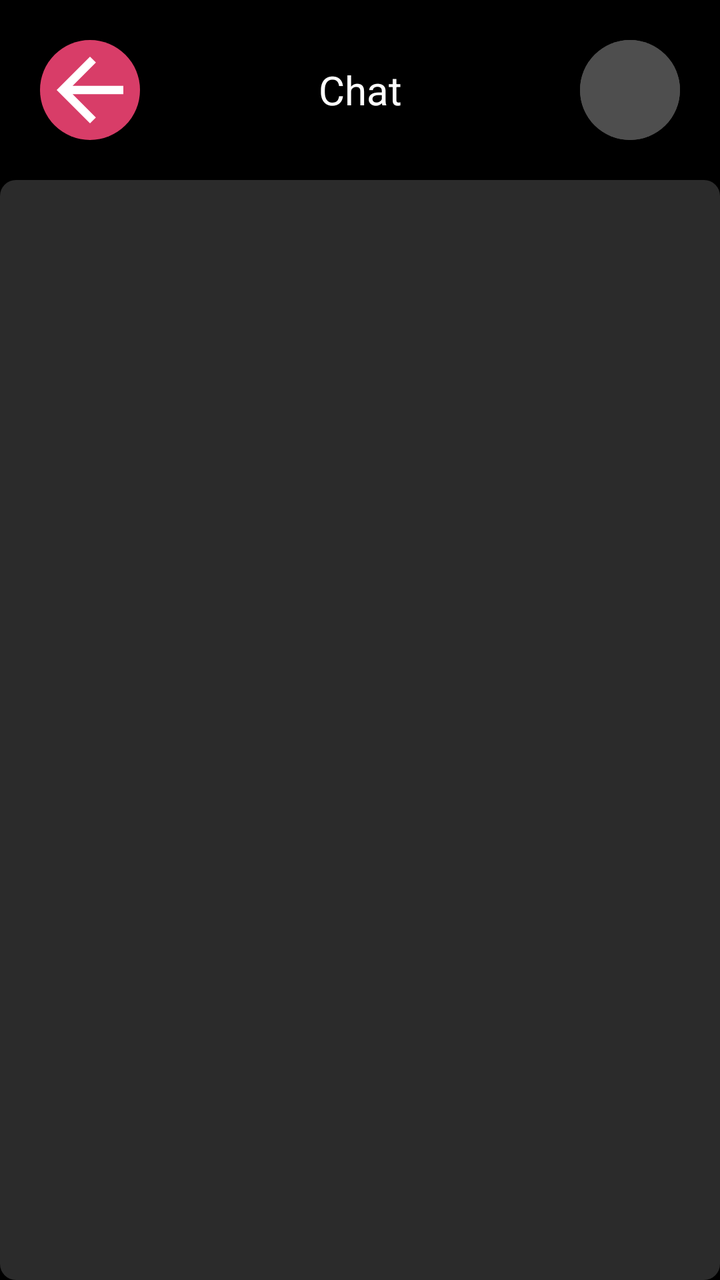
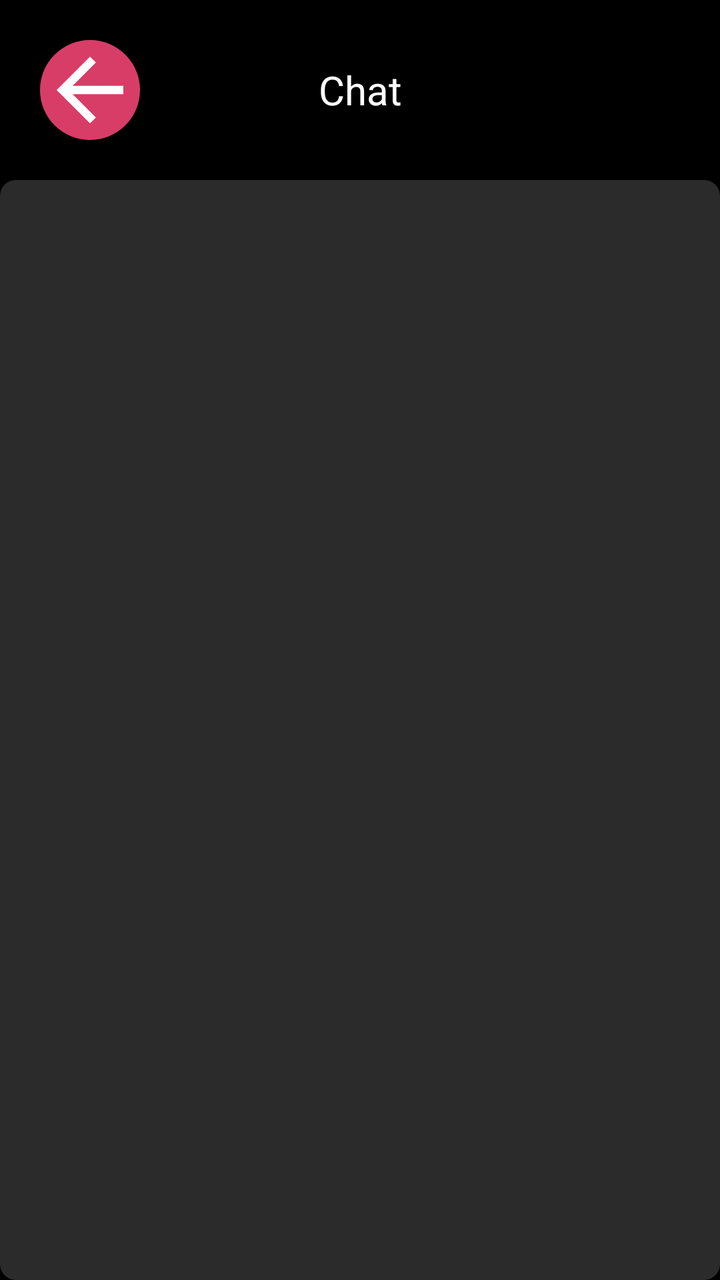

The first picture is an Android layout as it rendered before a commit; the second is the same layout after the commit. The layout source and the unified diff follow.
<!-- AndroidManifest.xml: application theme Theme.SignIn_App -->
<!-- res/layout/activity_user.xml -->
<?xml version="1.0" encoding="utf-8"?>
<androidx.constraintlayout.widget.ConstraintLayout xmlns:android="http://schemas.android.com/apk/res/android"
    xmlns:app="http://schemas.android.com/apk/res-auto"
    xmlns:tools="http://schemas.android.com/tools"
    android:id="@+id/main"
    android:layout_width="match_parent"
    android:layout_height="match_parent"
    android:animateLayoutChanges="true"
    tools:context=".activities.UserActivity">

    <LinearLayout
        android:layout_width="match_parent"
        android:layout_height="90dp"
        android:gravity="center_vertical"
        app:layout_constraintTop_toTopOf="parent"
        app:layout_constraintEnd_toEndOf="parent"
        app:layout_constraintStart_toStartOf="parent">

        <ImageView
            android:id="@+id/buttonBack"
            android:layout_width="50dp"
            android:layout_height="50dp"
            android:layout_marginStart="20dp"
            android:src="@drawable/icon_back"
            android:background="@drawable/background_image"
            android:backgroundTint="@color/primary"
            android:scaleType="centerCrop"
            app:riv_oval="true"/>
        <TextView
            android:id="@+id/userName"
            android:layout_width="0dp"
            android:layout_height="wrap_content"
            android:text="@string/chat"
            android:textSize="20sp"
            android:layout_marginStart="5dp"
            android:textColor="@color/white"
            android:textAlignment="center"
            android:layout_weight="1"/>
        <ImageView
            android:id="@+id/profileImage"
            android:layout_width="50dp"
            android:layout_height="50dp"
            android:layout_marginStart="5dp"
            android:layout_marginEnd="20dp"
            android:src="@drawable/background_image"
            android:background="@drawable/background_image"
            android:scaleType="centerCrop"
            app:riv_oval="true"/>
    </LinearLayout>

    <FrameLayout
        android:layout_width="match_parent"
        android:layout_height="match_parent"
        android:gravity="center"
        android:orientation="vertical"
        android:layout_marginTop="90dp"
        app:layout_constraintTop_toTopOf="parent"
        app:layout_constraintBottom_toBottomOf="parent"
        android:background="@drawable/scrollview_rounded">

        <androidx.recyclerview.widget.RecyclerView
            android:layout_width="match_parent"
            android:layout_height="match_parent"
            android:clipToPadding="false"
            android:id="@+id/usersRecyclerView"
            android:overScrollMode="never"
            android:padding="20dp"
            android:visibility="gone"
            app:layoutManager="androidx.recyclerview.widget.LinearLayoutManager"
            android:orientation="vertical">

        </androidx.recyclerview.widget.RecyclerView>

        <ProgressBar
            android:layout_width="30dp"
            android:layout_height="30dp"
            android:layout_gravity="center"
            android:id="@+id/progressionBar"
            android:progressBackgroundTint="@color/primary"
            android:backgroundTint="@color/primary"/>

        <TextView
            android:id="@+id/textErrorMessages"
            android:layout_width="match_parent"
            android:layout_height="match_parent"
            android:layout_gravity="center"
            android:textColor="@color/primary"
            android:gravity="center"
            android:visibility="gone"
            android:layout_marginHorizontal="24dp"/>
    </FrameLayout>

</androidx.constraintlayout.widget.ConstraintLayout>
<!-- resources referenced by this layout -->
<resources>
  <color name="primary">#FFD83D68</color>
  <color name="white">#FFFFFFFF</color>
  <!-- drawable background_image (drawable) -->
  <?xml version="1.0" encoding="utf-8"?>
  <shape xmlns:android="http://schemas.android.com/apk/res/android" android:shape="oval">
      <solid android:color="@color/input_background"/>
      <corners
          android:radius="2000dp"
          />
  </shape>
  <!-- drawable icon_back (drawable) -->
  <vector xmlns:android="http://schemas.android.com/apk/res/android" android:autoMirrored="true" android:height="24dp" android:tint="#FFFFFF" android:viewportHeight="24" android:viewportWidth="24" android:width="24dp">
        
      <path android:fillColor="@android:color/white" android:pathData="M20,11H7.83l5.59,-5.59L12,4l-8,8 8,8 1.41,-1.41L7.83,13H20v-2z"/>
      
  </vector>
  <!-- drawable scrollview_rounded (drawable) -->
  <?xml version="1.0" encoding="utf-8"?>
  <shape xmlns:android="http://schemas.android.com/apk/res/android" android:shape="rectangle">
      <solid android:color="@color/background"/>
      <corners android:radius="8dp"/>
  </shape>
  <string name="chat">Chat</string>
  <style name="Theme.SignIn_App" parent="Base.Theme.SignIn_App" />
  <color name="input_background">#4E4E4E</color>
  <color name="background">#2B2B2B</color>
  <style name="Base.Theme.SignIn_App" parent="Theme.Material3.DayNight.NoActionBar">
          
          
          <item name="colorPrimary">@color/primary</item>
          <item name="android:statusBarColor">@color/primary</item>
          <item name="android:windowBackground">@color/black</item>
      </style>
  <color name="black">#FF000000</color>
</resources>

<!-- the commit's change to res/layout/activity_user.xml (unified diff, before → after) -->
@@ -6,6 +6,7 @@
     android:layout_width="match_parent"
     android:layout_height="match_parent"
     android:animateLayoutChanges="true"
+    android:fitsSystemWindows="true"
     tools:context=".activities.UserActivity">
 
     <LinearLayout
@@ -45,6 +46,7 @@
             android:src="@drawable/background_image"
             android:background="@drawable/background_image"
             android:scaleType="centerCrop"
+            android:visibility="invisible"
             app:riv_oval="true"/>
     </LinearLayout>
 
@@ -54,7 +56,7 @@
         android:gravity="center"
         android:orientation="vertical"
         android:layout_marginTop="90dp"
-        app:layout_constraintTop_toTopOf="parent"
+        app:layout_constraintTop_toBottomOf="parent"
         app:layout_constraintBottom_toBottomOf="parent"
         android:background="@drawable/scrollview_rounded">
 
@@ -65,7 +67,7 @@
             android:id="@+id/usersRecyclerView"
             android:overScrollMode="never"
             android:padding="20dp"
-            android:visibility="gone"
+            android:visibility="invisible"
             app:layoutManager="androidx.recyclerview.widget.LinearLayoutManager"
             android:orientation="vertical">
 
